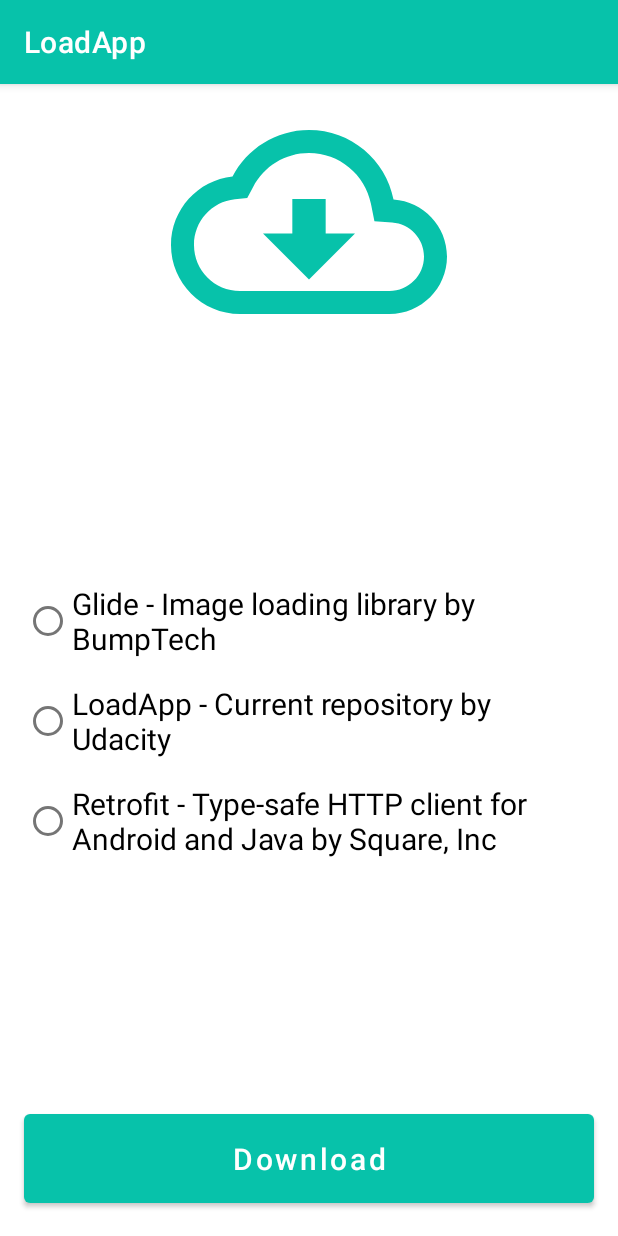
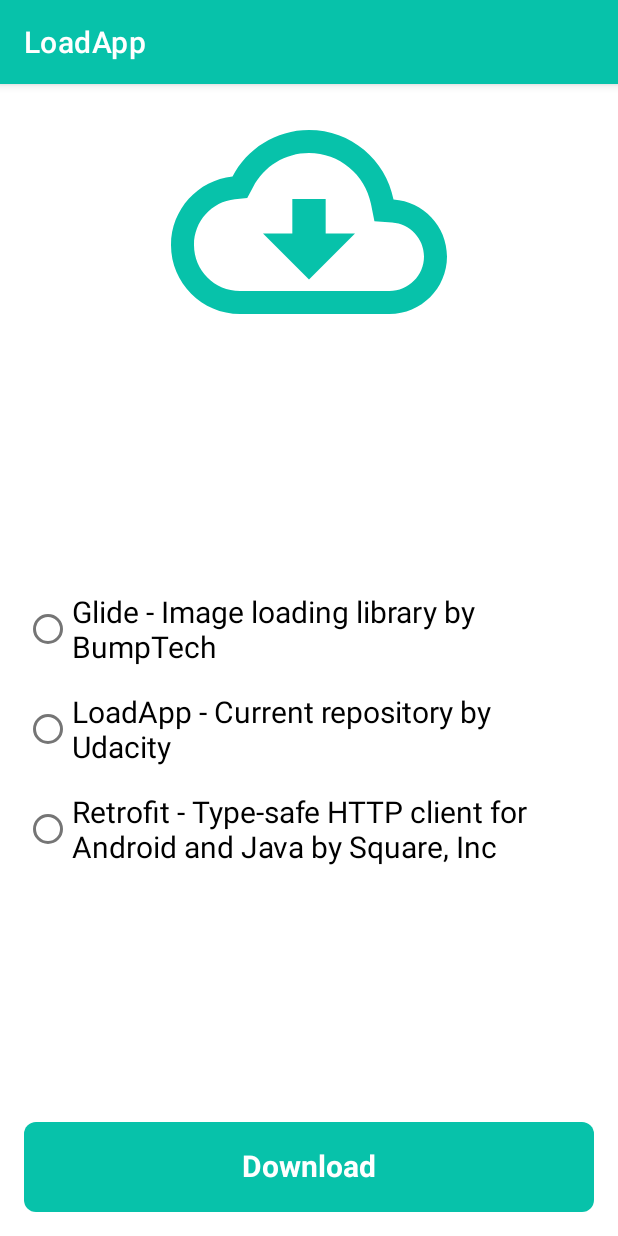
Before and after one commit to Abdallah-Abdelazim/nd940-app-loading-status-android, an Android app: the screen it shows after launch (MainActivity), on a phone screen of 412 x 824 dp. Run offline under Robolectric (Android 15) with nearby library versions, the phone set to English and light mode, and no system bars; our stand-ins replace navigation-ui.

Commit message:
Finish `LoadingButton`

```diff
--- a/app/src/main/java/com/abdallah_abdelazim/loadapp/ui/download/DownloadFragment.kt
+++ b/app/src/main/java/com/abdallah_abdelazim/loadapp/ui/download/DownloadFragment.kt
@@ -4,8 +4,11 @@
 import android.view.LayoutInflater
 import android.view.View
 import android.view.ViewGroup
+import android.widget.Toast
 import androidx.fragment.app.Fragment
+import com.abdallah_abdelazim.loadapp.R
 import com.abdallah_abdelazim.loadapp.databinding.FragmentDownloadBinding
+import com.abdallah_abdelazim.loadapp.widget.loading_button.ButtonState
 
 class DownloadFragment : Fragment() {
 
@@ -23,11 +26,27 @@
     override fun onViewCreated(view: View, savedInstanceState: Bundle?) {
         super.onViewCreated(view, savedInstanceState)
 
-//        binding.buttonFirst.setOnClickListener {
-//            findNavController().navigate(
-//                DownloadFragmentDirections.actionDownloadFragmentToDownloadDetailsFragment()
-//            )
-//        }
+        setupClickListeners()
+    }
+
+    private fun setupClickListeners() {
+        binding.btnDownload.setOnClickListener {
+            if (binding.radioGroupDownloadOptions.checkedRadioButtonId != -1) {
+                download()
+                binding.btnDownload.buttonState = ButtonState.Clicked
+            } else {
+                Toast.makeText(
+                    requireContext(),
+                    resources.getString(R.string.err_msg_not_selected_download_method),
+                    Toast.LENGTH_SHORT
+                ).show()
+            }
+
+        }
+    }
+
+    private fun download() {
+
     }
 
     override fun onDestroyView() {
--- /dev/null
+++ b/app/src/main/java/com/abdallah_abdelazim/loadapp/widget/loading_button/ButtonState.kt
@@ -0,0 +1,10 @@
+package com.abdallah_abdelazim.loadapp.widget.loading_button
+
+sealed interface ButtonState {
+
+    object Idle : ButtonState
+
+    object Clicked : ButtonState
+
+    object Completed : ButtonState
+}
--- /dev/null
+++ b/app/src/main/java/com/abdallah_abdelazim/loadapp/widget/loading_button/LoadingButton.kt
@@ -0,0 +1,208 @@
+package com.abdallah_abdelazim.loadapp.widget.loading_button
+
+import android.animation.ValueAnimator
+import android.content.Context
+import android.graphics.Canvas
+import android.graphics.Color
+import android.graphics.Paint
+import android.graphics.Typeface
+import android.util.AttributeSet
+import android.view.View
+import androidx.annotation.AttrRes
+import androidx.annotation.ColorInt
+import androidx.annotation.StyleRes
+import androidx.core.content.withStyledAttributes
+import com.abdallah_abdelazim.loadapp.R
+import com.abdallah_abdelazim.loadapp.utils.dpToPx
+import com.google.android.material.color.MaterialColors
+import kotlin.properties.Delegates
+
+class LoadingButton @JvmOverloads constructor(
+    context: Context,
+    attrs: AttributeSet? = null,
+    @AttrRes defStyleAttr: Int = 0,
+    @StyleRes defStyleRes: Int = 0
+) : View(context, attrs, defStyleAttr, defStyleRes) {
+
+    @ColorInt
+    var defaultBackgroundColor = 0
+        private set
+
+    @ColorInt
+    var loadingBackgroundColor = 0
+        private set
+
+    var defaultText: String? = null
+        private set
+
+    var loadingText: String? = null
+        private set
+
+    private var defaultTextColor = Color.WHITE
+    private var loadingTextColor = defaultTextColor
+    private var loadingCircleColor = Color.RED
+
+    var buttonState: ButtonState by Delegates.observable(ButtonState.Idle) { p, old, new ->
+        when (new) {
+            ButtonState.Idle -> if (old !is ButtonState.Idle) invalidate()
+            ButtonState.Clicked -> startLoadingAnimation()
+            ButtonState.Completed -> invalidate()
+        }
+    }
+
+    private var widthSize = 0
+    private var heightSize = 0
+
+    private val cornerRadius = context.dpToPx(8f)
+
+    private var loadingBackgroundValueAnimator = ValueAnimator()
+    private var loadingCircleValueAnimator = ValueAnimator()
+
+    private var progress = 0f
+    private var angle = 0f
+
+    private val paint = Paint(Paint.ANTI_ALIAS_FLAG).apply {
+        style = Paint.Style.FILL
+        textSize = context.dpToPx(20f)
+        textAlign = Paint.Align.CENTER
+        typeface = Typeface.create("", Typeface.BOLD)
+    }
+
+    init {
+        context.withStyledAttributes(attrs, R.styleable.LoadingButton, defStyleAttr, defStyleRes) {
+            defaultBackgroundColor = getColor(R.styleable.LoadingButton_defaultBackgroundColor, 0)
+            loadingBackgroundColor = getColor(R.styleable.LoadingButton_loadingBackgroundColor, 0)
+            defaultText = getString(R.styleable.LoadingButton_defaultText)
+            loadingText = getString(R.styleable.LoadingButton_loadingText) ?: defaultText
+        }
+
+        defaultTextColor =
+            if (MaterialColors.isColorLight(defaultBackgroundColor)) Color.BLACK else Color.WHITE
+
+        loadingTextColor =
+            if (MaterialColors.isColorLight(loadingBackgroundColor)) Color.BLACK else Color.WHITE
+
+        loadingCircleColor =
+            MaterialColors.getColor(this, com.google.android.material.R.attr.colorSecondary)
+    }
+
+    override fun onDraw(canvas: Canvas) {
+        super.onDraw(canvas)
+
+        when (buttonState) {
+            ButtonState.Clicked -> drawClickedState(canvas)
+            ButtonState.Idle, ButtonState.Completed -> drawDefaultButton(canvas)
+            // P.S. I do not differentiate in the UI between Idle & Completed. It's out of scope.
+            // Maybe in a second iteration I may draw different UI for each.
+        }
+
+    }
+
+    private fun drawClickedState(canvas: Canvas) {
+        drawDefaultBackground(canvas)
+
+        // Draw loading rect
+        paint.color = loadingBackgroundColor
+        canvas.drawRoundRect(
+            0f,
+            0f,
+            progress,
+            heightSize.toFloat(),
+            cornerRadius,
+            cornerRadius,
+            paint
+        )
+
+        // Draw loading text
+        paint.color = loadingTextColor
+        canvas.drawText(
+            loadingText ?: "",
+            (widthSize / 2f),
+            (heightSize / 2 - (paint.descent() + paint.ascent()) / 2),
+            paint
+        )
+
+        // Draw loading circle
+        paint.color = loadingCircleColor
+        canvas.drawArc(
+            widthSize.toFloat() - 150f,
+            heightSize.toFloat() / 2 - 50f,
+            widthSize.toFloat() - 50f,
+            heightSize.toFloat() / 2 + 50f,
+            0.0f,
+            angle,
+            true,
+            paint
+        )
+    }
+
+    private fun drawDefaultButton(canvas: Canvas) {
+        drawDefaultBackground(canvas)
+
+        // Draw default text
+        paint.color = defaultTextColor
+        canvas.drawText(
+            defaultText ?: "",
+            (widthSize / 2f),
+            (heightSize / 2 - (paint.descent() + paint.ascent()) / 2),
+            paint
+        )
+    }
+
+    private fun drawDefaultBackground(canvas: Canvas) {
+        paint.color = defaultBackgroundColor
+        canvas.drawRoundRect(
+            0f,
+            0f,
+            widthSize.toFloat(),
+            heightSize.toFloat(),
+            cornerRadius,
+            cornerRadius,
+            paint
+        )
+    }
+
+    override fun onMeasure(widthMeasureSpec: Int, heightMeasureSpec: Int) {
+        val minW: Int = paddingLeft + paddingRight + suggestedMinimumWidth
+        val w: Int = resolveSizeAndState(minW, widthMeasureSpec, 1)
+        val h: Int = resolveSizeAndState(
+            MeasureSpec.getSize(w),
+            heightMeasureSpec,
+            0
+        )
+        widthSize = w
+        heightSize = h
+        setMeasuredDimension(w, h)
+    }
+
+    private fun startLoadingAnimation() {
+        startLoadingBackgroundAnimator()
+        startLoadingCircleAnimator()
+    }
+
+    private fun startLoadingBackgroundAnimator() {
+        val width = measuredWidth
+        loadingBackgroundValueAnimator = ValueAnimator.ofFloat(0f, width.toFloat()).apply {
+            duration = 2500
+            repeatCount = 0
+            addUpdateListener { valueAnimator ->
+                progress = valueAnimator.animatedValue as Float
+                invalidate()
+            }
+            start()
+        }
+    }
+
+    private fun startLoadingCircleAnimator() {
+        loadingCircleValueAnimator = ValueAnimator.ofFloat(0f, 360f).apply {
+            duration = 1500
+            repeatCount = ValueAnimator.INFINITE
+            addUpdateListener { valueAnimator ->
+                angle = valueAnimator.animatedValue as Float
+                invalidate()
+            }
+            start()
+        }
+    }
+
+}
--- a/app/src/main/res/layout/fragment_download.xml
+++ b/app/src/main/res/layout/fragment_download.xml
@@ -42,17 +42,17 @@
             android:text="@string/download_radio_button_text_retrofit" />
     </RadioGroup>
 
-    <Button
+    <com.abdallah_abdelazim.loadapp.widget.loading_button.LoadingButton
         android:id="@+id/btn_download"
         android:layout_width="0dp"
-        android:layout_height="wrap_content"
+        android:layout_height="60dp"
         android:layout_margin="16dp"
-        android:padding="16dp"
-        android:text="Download"
-        android:textAllCaps="false"
-        android:textSize="20sp"
+        app:defaultBackgroundColor="?colorPrimary"
+        app:defaultText="@string/loading_button_download"
         app:layout_constraintBottom_toBottomOf="parent"
         app:layout_constraintEnd_toEndOf="parent"
-        app:layout_constraintStart_toStartOf="parent" />
+        app:layout_constraintStart_toStartOf="parent"
+        app:loadingBackgroundColor="?colorPrimaryVariant"
+        app:loadingText="@string/loading_button_loading" />
 
 </androidx.constraintlayout.widget.ConstraintLayout>
--- a/app/src/main/res/layout/fragment_download_details.xml
+++ b/app/src/main/res/layout/fragment_download_details.xml
@@ -20,7 +20,7 @@
         android:id="@+id/button_second"
         android:layout_width="wrap_content"
         android:layout_height="wrap_content"
-        android:text="@string/previous"
+        android:text="Previous"
         app:layout_constraintBottom_toBottomOf="parent"
         app:layout_constraintEnd_toEndOf="parent"
         app:layout_constraintStart_toStartOf="parent"
--- a/app/src/main/res/values/strings.xml
+++ b/app/src/main/res/values/strings.xml
@@ -7,6 +7,9 @@
     <string name="download_radio_button_text_load_app">LoadApp - Current repository by Udacity</string>
     <string name="download_radio_button_text_retrofit">Retrofit - Type-safe HTTP client for Android and Java by Square, Inc</string>
 
-    <string name="next">Next</string>
-    <string name="previous">Previous</string>
+    <string name="loading_button_download">Download</string>
+    <string name="loading_button_loading">We are loading</string>
+
+    <string name="err_msg_not_selected_download_method">Please select the download method first!</string>
+
 </resources>
--- a/build.gradle
+++ b/build.gradle
@@ -1,7 +1,7 @@
 // Top-level build file where you can add configuration options common to all sub-projects/modules.
 plugins {
-    id "com.android.application" version "7.4.1" apply false
-    id "com.android.library" version "7.4.1" apply false
+    id "com.android.application" version '7.4.2' apply false
+    id "com.android.library" version '7.4.2' apply false
     id "org.jetbrains.kotlin.android" version "1.8.0" apply false
     id "androidx.navigation.safeargs" version "2.5.3" apply false
     id "com.google.devtools.ksp" version "1.8.10-1.0.9" apply false
```
Also changed, not shown: app/src/main/java/com/abdallah_abdelazim/loadapp/utils/ContextExt.kt (added, +22 -0 lines), app/src/main/res/values/loading_button_attrs.xml (added, +9 -0 lines).
